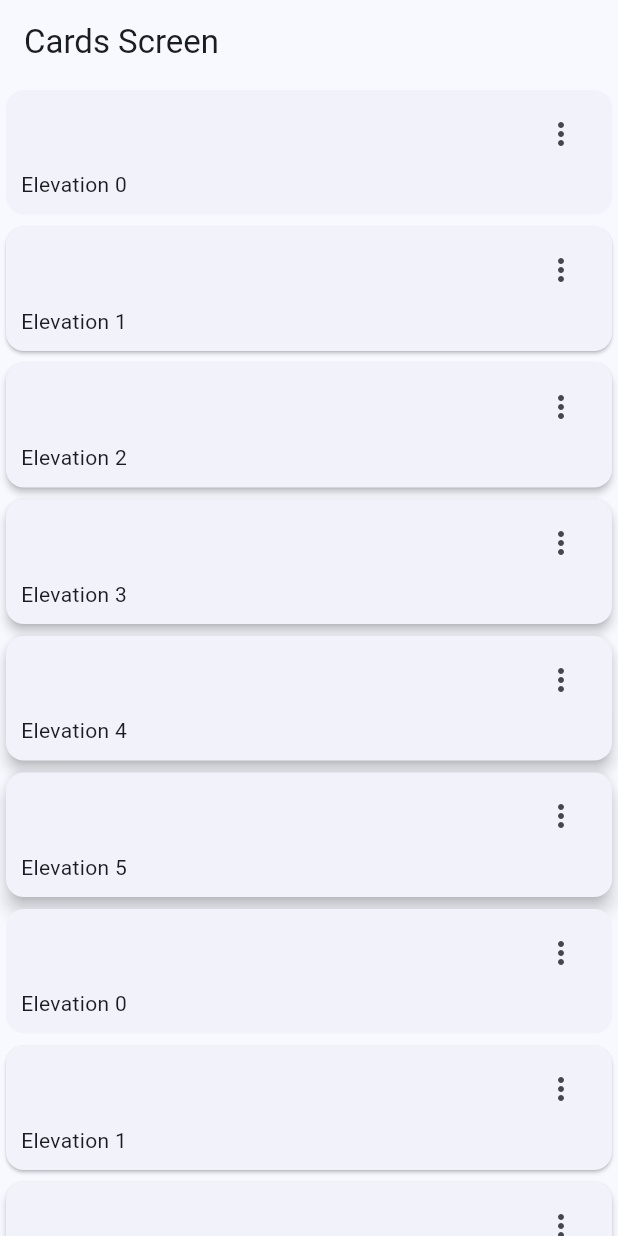
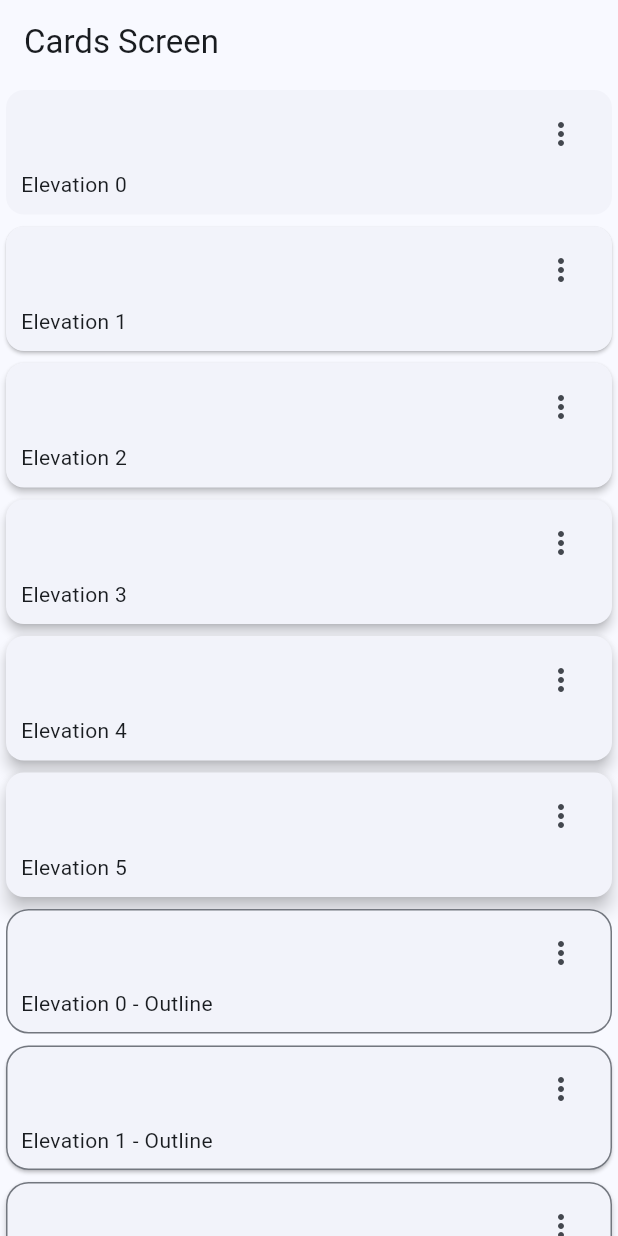
Before and after one commit to EduirBR/widgets_app_devtalles_curso, a Flutter app: the CardsScreen screen opened by its route, on a phone screen of 412 x 824 dp. Run offline on Flutter 3.47's test engine with Material 3 defaults, Android fonts, the phone set to English and light mode, and no system bars; our stand-ins replace go_router.

Commit message:
updates cards with border added

```diff
--- a/lib/presentation/screens/cards/cards_screen.dart
+++ b/lib/presentation/screens/cards/cards_screen.dart
@@ -27,7 +27,7 @@ class CardsScreen extends StatelessWidget {
             ...cards.map((card) =>
                 _CardType1(label: card['label'], elevation: card['elevation'])),
             ...cards.map((card) =>
-                _CardType1(label: card['label'], elevation: card['elevation'])),
+                _CardType2(label: card['label'], elevation: card['elevation'])),
           ],
         ),
       ),
@@ -63,3 +63,36 @@ class _CardType1 extends StatelessWidget {
     );
   }
 }
+
+class _CardType2 extends StatelessWidget {
+  final String label;
+  final double elevation;
+  const _CardType2({super.key, required this.label, required this.elevation});
+
+  @override
+  Widget build(BuildContext context) {
+    final colors = Theme.of(context).colorScheme;
+    return Card(
+      shape: RoundedRectangleBorder(
+          borderRadius: const BorderRadius.all(Radius.circular(15)),
+          side: BorderSide(color: colors.outline)),
+      elevation: elevation,
+      child: Padding(
+        padding: const EdgeInsets.fromLTRB(10, 5, 10, 10),
+        child: Column(
+          children: [
+            Align(
+                alignment: Alignment.topRight,
+                child: IconButton(
+                    onPressed: () {},
+                    icon: const Icon(Icons.more_vert_outlined))),
+            Align(
+              alignment: Alignment.bottomLeft,
+              child: Text('$label - Outline'),
+            )
+          ],
+        ),
+      ),
+    );
+  }
+}
```
